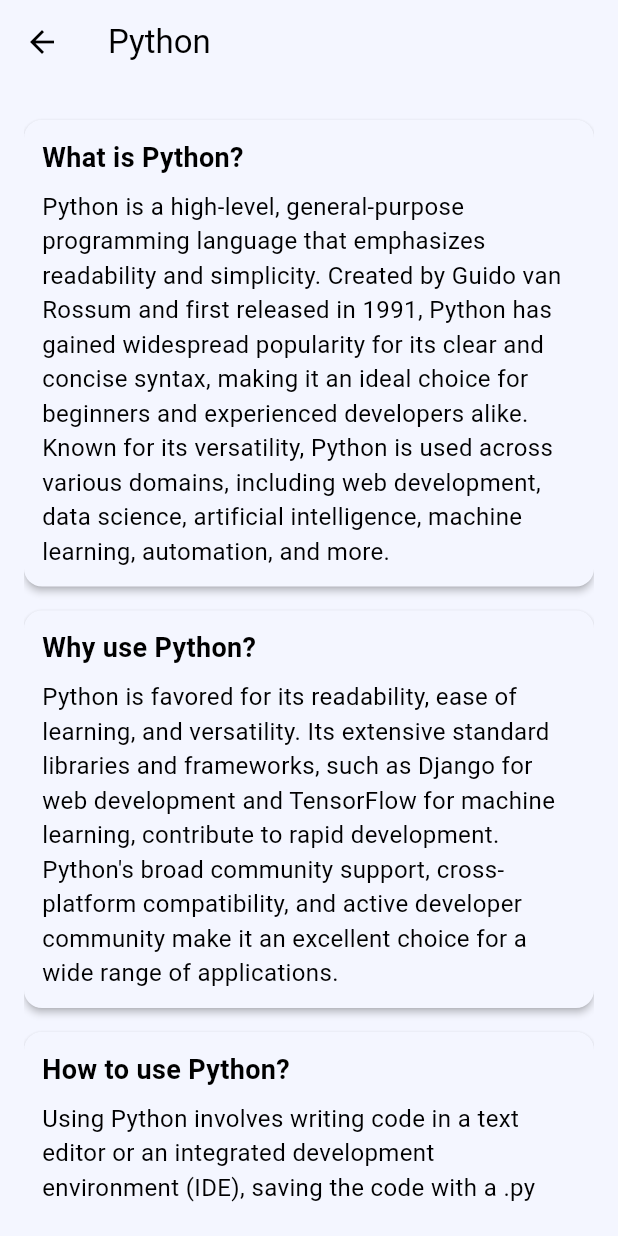
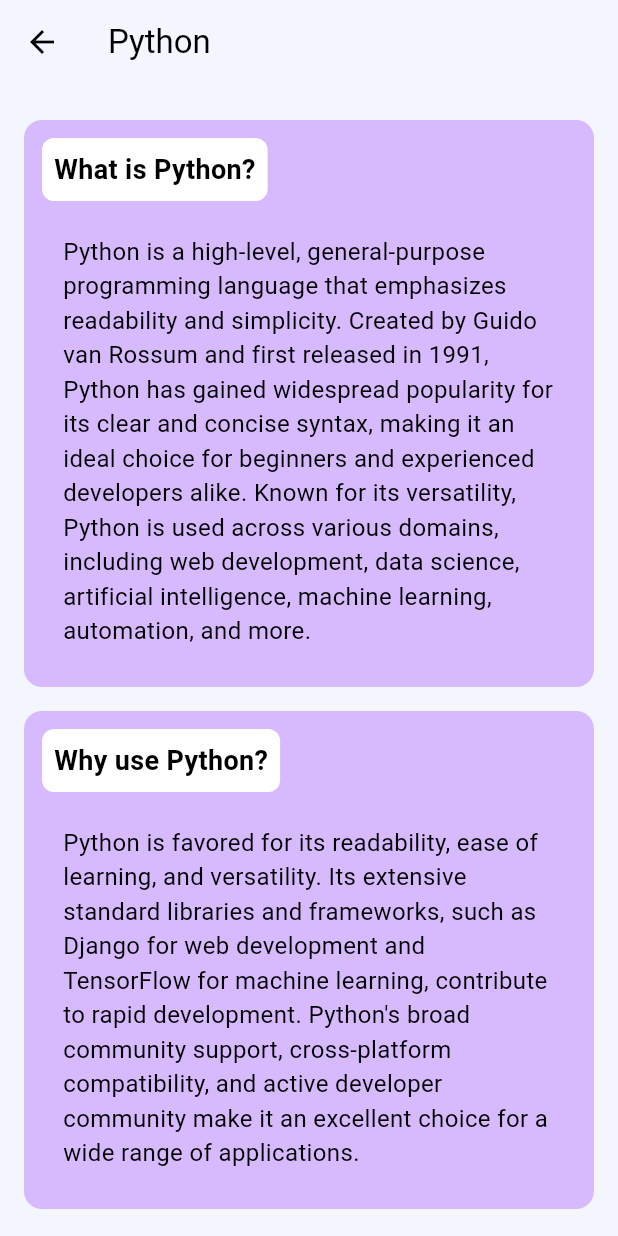
Before and after one commit to xEndolu/Coda-Hub, a Flutter app: the LanguageTile widget shown alone on an empty page, opened directly, after a tap on "Python", on a phone screen of 412 x 824 dp. Run offline on Flutter 3.47's test engine with Material 3 defaults, Android fonts, the phone set to English and light mode, and no system bars.

Commit message:
updated design (1)

```diff
--- a/lib/main.dart
+++ b/lib/main.dart
@@ -17,7 +17,7 @@ class MyApp extends StatelessWidget {
 }
 
 class CustomColorScheme {
-  static final ColorScheme colorScheme = ColorScheme(
+  static final ColorScheme colorScheme = ColorScheme.light(
     primary: Color(0xFFD7B9FD),
     secondary: Colors.white,
     background: Color(0xFFF4F6FF),
@@ -28,8 +28,9 @@ class CustomColorScheme {
     onSurface: Colors.black,
     error: Colors.red,
     onError: Colors.white,
-    brightness: Brightness.light,
   );
+  static Color primaryColor = Color(0xFFD7B9FD); // Your custom primary color
+  static Color onPrimaryColor = Colors.black; // Your custom text color
 }
 
 class HomeScreen extends StatefulWidget {
@@ -622,6 +623,70 @@ List<OutlineItem> perlContent() {
   ];
 }
 
+class OutlineItem extends StatelessWidget {
+  final String title;
+  final String description;
+
+  const OutlineItem({
+    required this.title,
+    required this.description,
+  });
+
+  @override
+  Widget build(BuildContext context) {
+    return Container(
+      margin: EdgeInsets.symmetric(vertical: 8.0),
+      decoration: BoxDecoration(
+        borderRadius: BorderRadius.circular(12.0),
+        color: CustomColorScheme.colorScheme.primary,
+      ),
+      child: Padding(
+        padding: EdgeInsets.all(12.0),
+        child: Column(
+          crossAxisAlignment: CrossAxisAlignment.start,
+          children: [
+            Container(
+              padding: EdgeInsets.all(8.0),
+              decoration: BoxDecoration(
+                borderRadius: BorderRadius.circular(8.0),
+                color: Colors.white,
+              ),
+              child: Text(
+                title,
+                style: TextStyle(
+                  color: Colors.black,
+                  fontWeight: FontWeight.bold,
+                  fontSize: 18.0,
+                ),
+              ),
+            ),
+            SizedBox(height: 8.0),
+            Container(
+              padding: EdgeInsets.all(12.0),
+              decoration: BoxDecoration(
+                borderRadius: BorderRadius.circular(12.0),
+                color:
+                    CustomColorScheme.colorScheme.primary, // Change to purple
+                border: Border.all(
+                  color: CustomColorScheme.colorScheme.primary,
+                  width: 2.0,
+                ),
+              ),
+              child: Text(
+                description,
+                style: TextStyle(
+                  color: Colors.black,
+                  fontSize: 16.0,
+                ),
+              ),
+            ),
+          ],
+        ),
+      ),
+    );
+  }
+}
+
 class LanguageTile extends StatelessWidget {
   final String language;
   final List<OutlineItem> content;
@@ -630,8 +695,30 @@ class LanguageTile extends StatelessWidget {
 
   @override
   Widget build(BuildContext context) {
-    return ListTile(
-      title: Text(language),
+    return Card(
+      margin: EdgeInsets.symmetric(vertical: 8.0, horizontal: 16.0),
+      elevation: 4.0,
+      shape: RoundedRectangleBorder(
+        borderRadius: BorderRadius.circular(12.0),
+        side: BorderSide(
+          color: CustomColorScheme.colorScheme.primary,
+          width: 5.0,
+        ),
+      ),
+      child: Container(
+        decoration: BoxDecoration(
+          borderRadius: BorderRadius.circular(12.0),
+          color: Colors.white,
+        ),
+        child: ListTile(
+          title: Text(
+            language,
+            style: TextStyle(
+              color: CustomColorScheme.colorScheme.onPrimary,
+              fontSize: 18.0,
+              fontWeight: FontWeight.bold,
+            ),
+          ),
           onTap: () {
             Navigator.push(
               context,
@@ -641,6 +728,8 @@ class LanguageTile extends StatelessWidget {
               ),
             );
           },
+        ),
+      ),
     );
   }
 }
@@ -701,20 +790,57 @@ class VideoLectures extends StatelessWidget {
         itemCount: programmingLanguages.length,
         itemBuilder: (context, index) {
           final language = programmingLanguages.keys.elementAt(index);
-          return ListTile(
-            title: Text(language),
-            onTap: () {
-              final playlistId = programmingLanguages[language]!;
-              Navigator.push(
-                context,
-                MaterialPageRoute(
-                  builder: (context) =>
-                      VideoPlaylist(playlistId: playlistId, language: language),
+          final playlistId = programmingLanguages[language];
+
+          if (playlistId != null) {
+            return LanguageButton(language: language);
+          } else {
+            // Handle or skip null values as needed
+            return SizedBox
+                .shrink(); // Placeholder widget when encountering null
+          }
+        },
       ),
     );
+  }
+}
+
+class LanguageButton extends StatelessWidget {
+  final String language;
+
+  const LanguageButton({required this.language});
+
+  @override
+  Widget build(BuildContext context) {
+    return Card(
+      margin: EdgeInsets.symmetric(vertical: 8.0, horizontal: 16.0),
+      elevation: 4.0,
+      shape: RoundedRectangleBorder(
+        borderRadius: BorderRadius.circular(12.0),
+        side: BorderSide(
+          color: CustomColorScheme.colorScheme.primary,
+          width: 5.0,
+        ),
+      ),
+      child: Container(
+        decoration: BoxDecoration(
+          borderRadius: BorderRadius.circular(12.0),
+          color: Colors.white,
+        ),
+        child: ListTile(
+          contentPadding: EdgeInsets.symmetric(horizontal: 16.0),
+          title: Text(
+            language,
+            style: TextStyle(
+              color: CustomColorScheme.colorScheme.onPrimary,
+              fontSize: 18.0,
+              fontWeight: FontWeight.bold,
+            ),
+          ),
+          onTap: () {
+            // Handle onTap action
           },
-          );
-        },
+        ),
       ),
     );
   }
@@ -753,35 +879,31 @@ class AboutUs extends StatelessWidget {
   @override
   Widget build(BuildContext context) {
     return Scaffold(
-      backgroundColor: Color(0xFFF4F6FF),
+      backgroundColor: CustomColorScheme.colorScheme.background,
       appBar: AppBar(
         title: Text('About Us'),
-        backgroundColor: Color(0xFFD7B9FD),
+        backgroundColor: CustomColorScheme.colorScheme.primary,
       ),
       body: Padding(
         padding: EdgeInsets.all(20.0),
         child: Column(
           crossAxisAlignment: CrossAxisAlignment.start,
           children: [
-            _buildRoundedTitle('ABOUT US'),
-            SizedBox(height: 15.0),
-            Text(
-              'Hello, we are CodaHub! At Coda Hub, we\'re passionate about empowering the next generation of creators, innovators, and problem-solvers through the world of coding. Our platform is designed to make learning to code fun, engaging, and accessible for learners of all ages and skill levels.',
-              style: TextStyle(
-                fontSize: 18.0,
-                color: Colors.black87,
-              ),
+            _buildRoundedSection(
+              title: 'Hello, we are CodaHub!',
+              content:
+                  'At Coda Hub, we\'re passionate about empowering the next generation of creators, innovators, and problem-solvers through the world of coding. Our platform is designed to make learning to code fun, engaging, and accessible for learners of all ages and skill levels.',
             ),
             SizedBox(height: 20.0),
-            _buildRoundedTitle('The CodaHub Story'),
-            SizedBox(height: 15.0),
-            _buildRoundedText(
+            _buildRoundedSection(
+              title: 'The CodaHub Story',
+              content:
                   'Coda Hub was born out of a shared vision among a group of students, developers, and tech enthusiasts who recognized the growing importance of coding literacy in today\'s digital landscape. We saw an opportunity to create an inclusive and dynamic learning environment where anyone with a curiosity for coding could thrive.',
             ),
             SizedBox(height: 20.0),
-            _buildRoundedTitle('The CodaHub Mission'),
-            SizedBox(height: 15.0),
-            _buildRoundedText(
+            _buildRoundedSection(
+              title: 'The CodaHub Mission',
+              content:
                   'At Coda Hub, our mission is to ignite a passion for coding in beginners by providing an accessible and engaging platform. We strive to demystify programming, fostering confidence and skills through interactive learning experiences. Our goal is to empower individuals with the foundational knowledge needed to embark on their coding journey confidently, creating a diverse community of aspiring coders ready to shape the future.',
             ),
           ],
@@ -790,80 +912,42 @@ class AboutUs extends StatelessWidget {
     );
   }
 
-  Widget _buildRoundedTitle(String title) {
+  Widget _buildRoundedSection(
+      {required String title, required String content}) {
     return Container(
-      padding: EdgeInsets.symmetric(horizontal: 15.0, vertical: 5.0),
+      padding: EdgeInsets.all(15.0),
       decoration: BoxDecoration(
-        color: Color(0xFFD7B9FD),
-        borderRadius: BorderRadius.circular(15.0),
+        borderRadius: BorderRadius.circular(12.0),
+        color: CustomColorScheme.colorScheme.primary,
+      ),
+      child: Column(
+        crossAxisAlignment: CrossAxisAlignment.start,
+        children: [
+          Container(
+            padding: EdgeInsets.all(8.0),
+            decoration: BoxDecoration(
+              borderRadius: BorderRadius.circular(8.0),
+              color: Colors.white,
             ),
             child: Text(
               title,
               style: TextStyle(
-          fontSize: 24.0,
+                color: Colors.black,
                 fontWeight: FontWeight.bold,
-          color: Colors.black,
+                fontSize: 18.0,
               ),
             ),
-    );
-  }
-
-  Widget _buildRoundedText(String text) {
-    return Container(
-      padding: EdgeInsets.all(15.0),
-      decoration: BoxDecoration(
-        color: Colors.white,
-        borderRadius: BorderRadius.circular(10.0),
-        border: Border.all(
-          color: Color(0xFFD7B9FD),
-          width: 2.0,
           ),
-      ),
-      child: Text(
-        text,
+          SizedBox(height: 15.0),
+          Text(
+            content,
             style: TextStyle(
               fontSize: 16.0,
               color: Colors.black,
               fontWeight: FontWeight.bold,
             ),
           ),
-    );
-  }
-}
-
-class OutlineItem extends StatelessWidget {
-  final String title;
-  final String description;
-
-  const OutlineItem({
-    required this.title,
-    required this.description,
-  });
-
-  @override
-  Widget build(BuildContext context) {
-    return Card(
-      elevation: 2.0,
-      margin: EdgeInsets.symmetric(vertical: 8.0),
-      child: Padding(
-        padding: EdgeInsets.all(12.0),
-        child: Column(
-          crossAxisAlignment: CrossAxisAlignment.start,
-          children: [
-            Text(
-              title,
-              style: TextStyle(
-                fontWeight: FontWeight.bold,
-                fontSize: 18.0,
-              ),
-            ),
-            SizedBox(height: 8.0),
-            Text(
-              description,
-              style: TextStyle(fontSize: 16.0),
-            ),
         ],
-        ),
       ),
     );
   }
```
Lines whose indentation alone changed are shown as unchanged.
